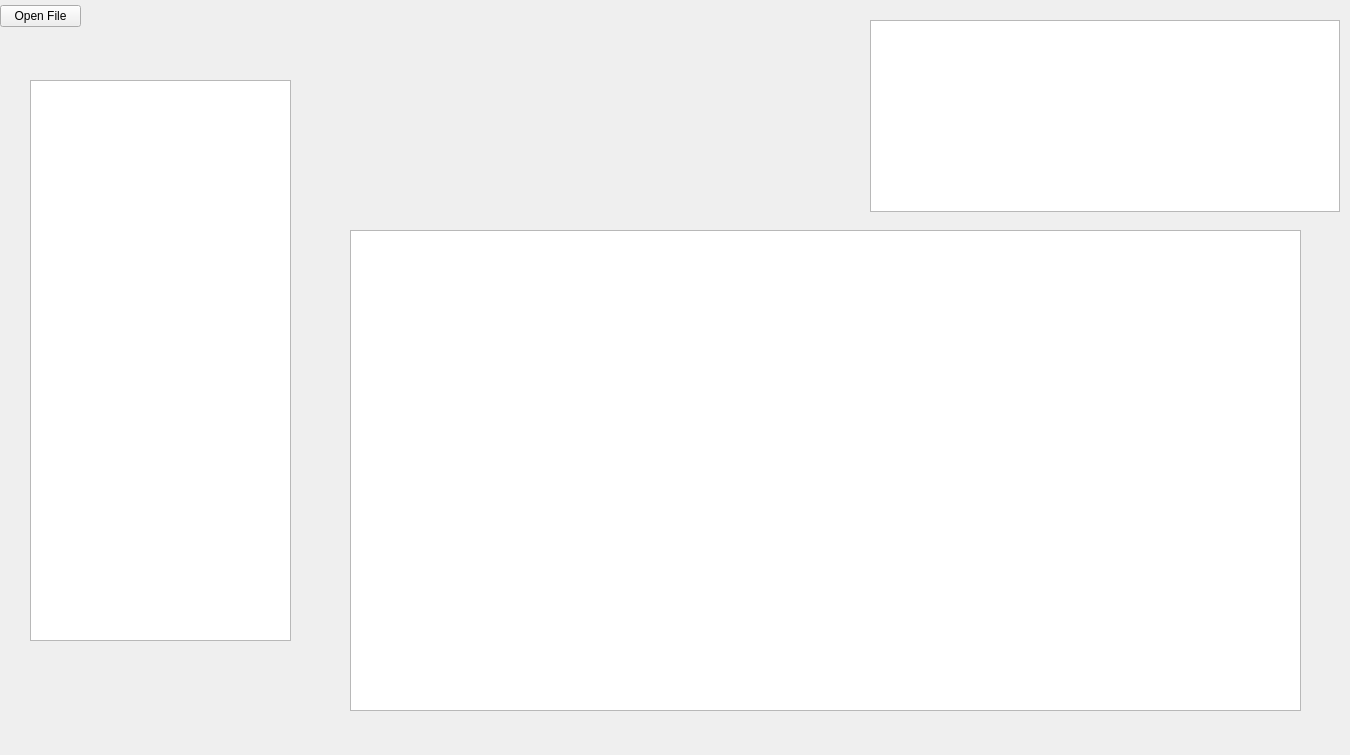
Qt form sd5_sextant_window.ui (SeismicData/asdf_sextant) before a commit.
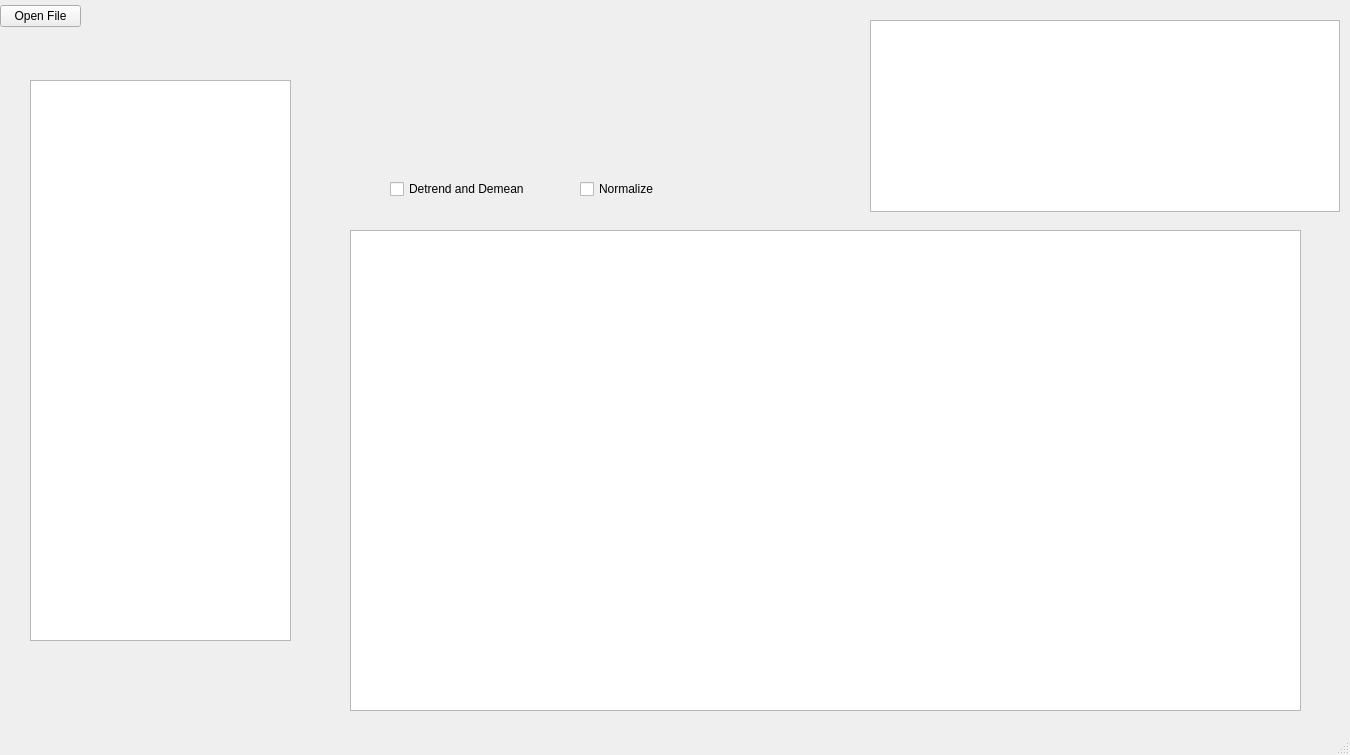
The same form after that commit. Custom widgets are drawn as their Qt base class.

Commit message: basic processing

```diff
--- a/sd5_sextant_window.ui
+++ b/sd5_sextant_window.ui
@@ -133,7 +133,34 @@
      </property>
     </column>
    </widget>
+   <widget class="QCheckBox" name="detrend_and_demean_check_box">
+    <property name="geometry">
+     <rect>
+      <x>390</x>
+      <y>180</y>
+      <width>151</width>
+      <height>18</height>
+     </rect>
+    </property>
+    <property name="text">
+     <string>Detrend and Demean</string>
+    </property>
+   </widget>
+   <widget class="QCheckBox" name="normalize_check_box">
+    <property name="geometry">
+     <rect>
+      <x>580</x>
+      <y>180</y>
+      <width>85</width>
+      <height>18</height>
+     </rect>
+    </property>
+    <property name="text">
+     <string>Normalize</string>
+    </property>
+   </widget>
   </widget>
+  <widget class="QStatusBar" name="status_bar"/>
  </widget>
  <customwidgets>
   <customwidget>
```
The commit also changes 2 other files.
